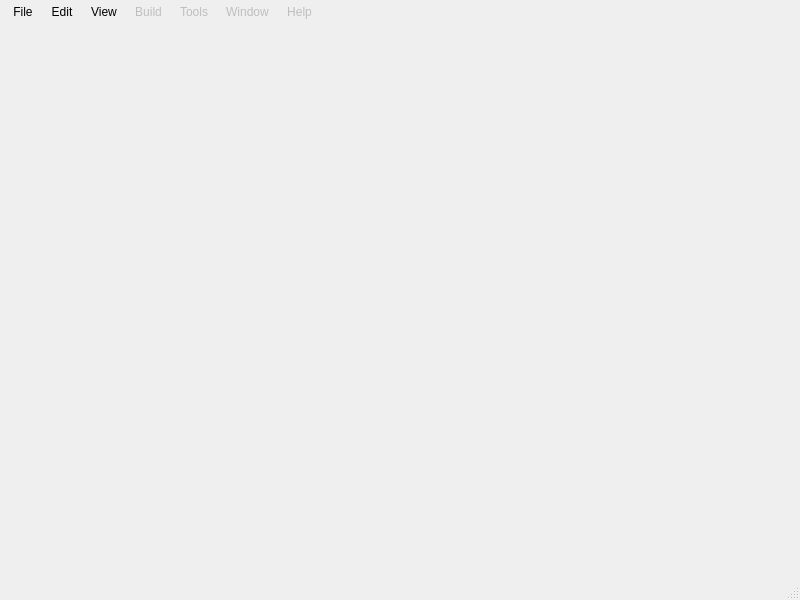
Before: the Qt Designer form mainwindow.ui in Mushkrem/vbbas, drawn with Qt 5.
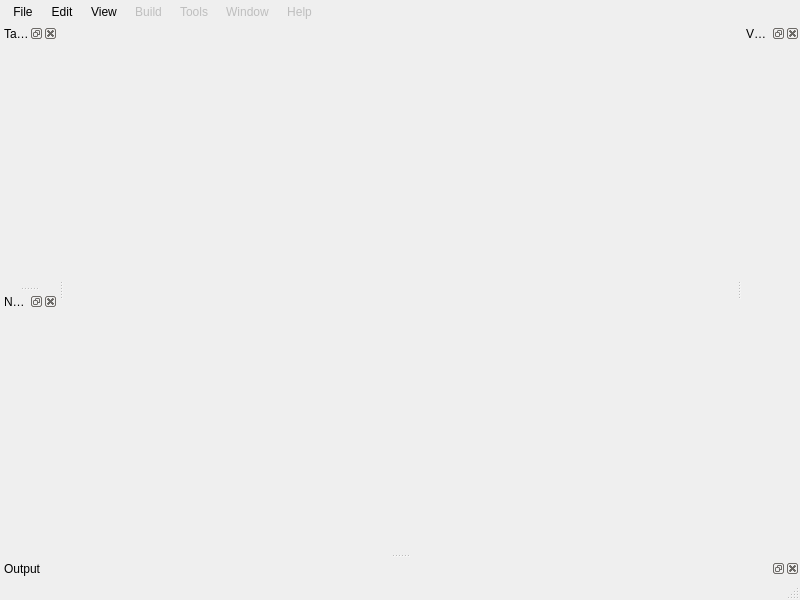
After: the same form once the commit is applied. Icons and pictures are not drawn.

Commit message: Recursive styling, Added dockable widgets.

The edit to the form file:
```diff
--- a/mainwindow.ui
+++ b/mainwindow.ui
@@ -32,17 +32,24 @@
    <bool>false</bool>
   </property>
   <widget class="QWidget" name="centralwidget">
-   <widget class="QWidget" name="horizontalLayoutWidget">
-    <property name="geometry">
-     <rect>
-      <x>0</x>
-      <y>0</y>
-      <width>160</width>
-      <height>80</height>
-     </rect>
-    </property>
-    <layout class="QHBoxLayout" name="horizontalLayout"/>
-   </widget>
+   <property name="sizePolicy">
+    <sizepolicy hsizetype="Preferred" vsizetype="Preferred">
+     <horstretch>0</horstretch>
+     <verstretch>0</verstretch>
+    </sizepolicy>
+   </property>
+   <layout class="QHBoxLayout" name="horizontalLayout_2">
+    <item>
+     <layout class="QHBoxLayout" name="horizontalLayout">
+      <property name="sizeConstraint">
+       <enum>QLayout::SizeConstraint::SetNoConstraint</enum>
+      </property>
+      <property name="topMargin">
+       <number>0</number>
+      </property>
+     </layout>
+    </item>
+   </layout>
   </widget>
   <widget class="QMenuBar" name="menubar">
    <property name="geometry">
@@ -170,6 +177,66 @@
    <addaction name="menuHelp"/>
   </widget>
   <widget class="QStatusBar" name="statusbar"/>
+  <widget class="QDockWidget" name="tasksWidget">
+   <property name="allowedAreas">
+    <set>Qt::DockWidgetArea::LeftDockWidgetArea|Qt::DockWidgetArea::RightDockWidgetArea</set>
+   </property>
+   <property name="windowTitle">
+    <string>Tasks</string>
+   </property>
+   <attribute name="dockWidgetArea">
+    <number>1</number>
+   </attribute>
+   <widget class="QWidget" name="dockWidgetContents_4"/>
+  </widget>
+  <widget class="QDockWidget" name="navigatorWidget">
+   <property name="features">
+    <set>QDockWidget::DockWidgetFeature::DockWidgetClosable|QDockWidget::DockWidgetFeature::DockWidgetFloatable|QDockWidget::DockWidgetFeature::DockWidgetMovable</set>
+   </property>
+   <property name="allowedAreas">
+    <set>Qt::DockWidgetArea::LeftDockWidgetArea|Qt::DockWidgetArea::RightDockWidgetArea</set>
+   </property>
+   <property name="windowTitle">
+    <string>Navigator</string>
+   </property>
+   <property name="dockLocation">
+    <enum>Qt::DockWidgetArea::LeftDockWidgetArea</enum>
+   </property>
+   <attribute name="dockWidgetArea">
+    <number>1</number>
+   </attribute>
+   <widget class="QWidget" name="dockWidgetContents_5"/>
+  </widget>
+  <widget class="QDockWidget" name="variablesWidget">
+   <property name="allowedAreas">
+    <set>Qt::DockWidgetArea::LeftDockWidgetArea|Qt::DockWidgetArea::RightDockWidgetArea</set>
+   </property>
+   <property name="windowTitle">
+    <string>Variables</string>
+   </property>
+   <property name="dockLocation">
+    <enum>Qt::DockWidgetArea::RightDockWidgetArea</enum>
+   </property>
+   <attribute name="dockWidgetArea">
+    <number>2</number>
+   </attribute>
+   <widget class="QWidget" name="dockWidgetContents_6"/>
+  </widget>
+  <widget class="QDockWidget" name="outputWidget">
+   <property name="allowedAreas">
+    <set>Qt::DockWidgetArea::BottomDockWidgetArea</set>
+   </property>
+   <property name="windowTitle">
+    <string>Output</string>
+   </property>
+   <property name="dockLocation">
+    <enum>Qt::DockWidgetArea::BottomDockWidgetArea</enum>
+   </property>
+   <attribute name="dockWidgetArea">
+    <number>8</number>
+   </attribute>
+   <widget class="QWidget" name="dockWidgetContents_7"/>
+  </widget>
   <action name="actionNew_File">
    <property name="icon">
     <iconset theme="QIcon::ThemeIcon::DocumentNew"/>
```
The commit also changes 2 other files.
